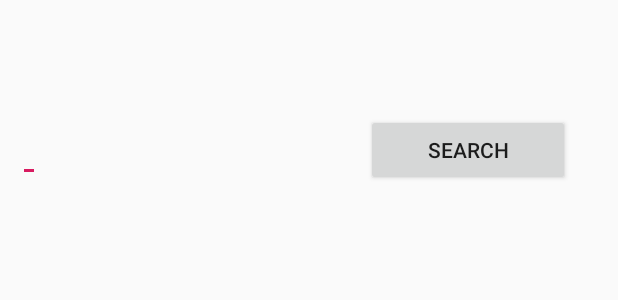
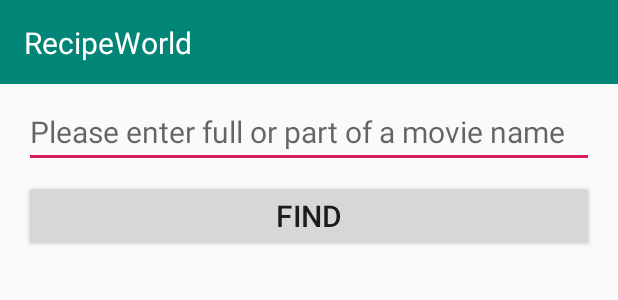
Before and after one commit to som1361/OrganicWorld, an Android app: the layout activity_recipe_search.xml on its own in the app's theme, with its tools: preview values and no code run, on a phone screen of 412 x 824 dp. Shown: the top 300 px of the screen. Run offline under Robolectric (Android 15) with nearby library versions, the phone set to English and light mode, and no system bars; network calls fail.

```diff
--- a/app/src/main/AndroidManifest.xml
+++ b/app/src/main/AndroidManifest.xml
@@ -2,6 +2,7 @@
 <manifest xmlns:android="http://schemas.android.com/apk/res/android"
           package="com.example.recipeworld">
 
+    <uses-permission android:name="android.permission.INTERNET"/>
     <application
             android:allowBackup="true"
             android:icon="@mipmap/ic_launcher"
@@ -9,13 +10,14 @@
             android:roundIcon="@mipmap/ic_launcher_round"
             android:supportsRtl="true"
             android:theme="@style/AppTheme">
-        <activity android:name=".view.MainActivity">
+        <activity android:name=".view.RecipeSearchActivity">
             <intent-filter>
                 <action android:name="android.intent.action.MAIN"/>
 
                 <category android:name="android.intent.category.LAUNCHER"/>
             </intent-filter>
         </activity>
+        <activity android:name=".view.RecipeDetailActivity"></activity>
     </application>
 
 </manifest>
--- /dev/null
+++ b/app/src/main/java/com/example/recipeworld/model/Entity/RecipeDetailDTO.kt
@@ -0,0 +1,6 @@
+package com.example.recipeworld.model.Entity
+
+object RecipeDetailDTO {
+    data class Result(val recipe: Recipe)
+    data class Recipe(val image_url: String, val title: String, val social_rank: Double, val publisher: String, val ingredients: String)
+}
--- a/app/src/main/java/com/example/recipeworld/model/RecipeSearchModel.kt
+++ /dev/null
@@ -1,4 +0,0 @@
-package com.example.recipeworld.model
-
-class RecipeSearchModel {
-}
--- a/app/src/main/res/layout/activity_recipe_search.xml
+++ b/app/src/main/res/layout/activity_recipe_search.xml
@@ -1,46 +1,80 @@
 <?xml version="1.0" encoding="utf-8"?>
-<android.support.constraint.ConstraintLayout
-        xmlns:android="http://schemas.android.com/apk/res/android"
-        xmlns:tools="http://schemas.android.com/tools"
-        xmlns:app="http://schemas.android.com/apk/res-auto"
-        android:layout_width="match_parent"
-        android:layout_margin="16dp"
-        android:layout_height="match_parent"
-        tools:context=".view.RecipeSearchActivity">
-    <Button
-            android:id="@+id/searchBtn"
-            android:text="Search"
-            android:layout_width="136dp"
-            android:layout_height="wrap_content"
-            app:layout_constraintEnd_toEndOf="parent" android:layout_marginEnd="16dp" android:layout_marginRight="16dp"
-            android:layout_marginTop="60dp" app:layout_constraintTop_toTopOf="parent"/>
+<android.support.constraint.ConstraintLayout xmlns:android="http://schemas.android.com/apk/res/android"
+                                             xmlns:app="http://schemas.android.com/apk/res-auto"
+                                             xmlns:tools="http://schemas.android.com/tools"
+                                             android:layout_width="match_parent"
+                                             android:layout_height="match_parent"
+                                             tools:context="com.example.recipeworld.view.RecipeSearchActivity">
+
+    <android.support.v7.widget.Toolbar
+            android:id="@+id/main_toolbar"
+            style="@style/appToolbar"
+            android:layout_width="match_parent"
+            android:layout_height="?android:attr/actionBarSize">
+
+        <android.support.constraint.ConstraintLayout
+                android:layout_width="match_parent"
+                android:layout_height="match_parent">
+
+            <TextView
+                    style="@style/actionbarTitle"
+                    android:layout_width="wrap_content"
+                    android:layout_height="wrap_content"
+                    android:text="@string/app_name"
+                    app:layout_constraintBottom_toBottomOf="parent"
+                    app:layout_constraintTop_toTopOf="parent" />
+
+        </android.support.constraint.ConstraintLayout>
+    </android.support.v7.widget.Toolbar>
 
     <EditText
             android:id="@+id/keyword"
-            android:layout_width="wrap_content"
+            android:layout_width="0dp"
             android:layout_height="wrap_content"
-            app:layout_constraintStart_toStartOf="parent" android:layout_marginLeft="8dp"
-            android:layout_marginStart="8dp" app:layout_constraintEnd_toStartOf="parent"
-            app:layout_constraintEnd_toEndOf="@id/searchBtn"
-            android:layout_marginEnd="8dp" android:layout_marginRight="8dp" android:layout_marginTop="60dp"
-            app:layout_constraintTop_toTopOf="parent" app:layout_constraintHorizontal_bias="0.0"/>
+            android:layout_marginEnd="16dp"
+            android:layout_marginStart="16dp"
+            android:layout_marginTop="8dp"
+            android:hint="Please enter full or part of a movie name"
+            android:textSize="20sp"
+            app:layout_constraintLeft_toLeftOf="parent"
+            app:layout_constraintRight_toRightOf="parent"
+            app:layout_constraintTop_toBottomOf="@id/main_toolbar" />
+
+    <Button
+            android:id="@+id/searchBtn"
+            android:layout_width="0dp"
+            android:layout_height="wrap_content"
+            android:layout_marginEnd="16dp"
+            android:layout_marginStart="16dp"
+            android:layout_marginTop="8dp"
+            android:text="FIND"
+            android:textSize="20sp"
+            app:layout_constraintLeft_toLeftOf="parent"
+            app:layout_constraintRight_toRightOf="parent"
+            app:layout_constraintTop_toBottomOf="@id/keyword" />
 
     <android.support.v7.widget.RecyclerView
-            android:id="@+id/recipeList"
-            android:layout_width="match_parent"
-            android:layout_height="match_parent"
-            app:layout_constraintBottom_toBottomOf="@+id/searchBtn"
-            app:layout_constraintEnd_toStartOf="parent"
-            app:layout_constraintTop_toBottomOf="@id/searchBtn"
-    ></android.support.v7.widget.RecyclerView>
+            android:id="@+id/recipe_RecyclerView"
+            android:layout_width="0dp"
+            android:layout_height="0dp"
+            android:layout_marginEnd="16dp"
+            android:layout_marginStart="16dp"
+            android:layout_marginTop="8dp"
+            android:orientation="vertical"
+            app:layoutManager="android.support.v7.widget.LinearLayoutManager"
+            app:layout_constraintBottom_toBottomOf="parent"
+            app:layout_constraintEnd_toEndOf="parent"
+            app:layout_constraintStart_toStartOf="parent"
+            app:layout_constraintTop_toBottomOf="@id/searchBtn" />
 
     <ProgressBar
             android:id="@+id/progressBar"
             android:layout_width="wrap_content"
-            android:layout_height="wrap_content" app:layout_constraintEnd_toEndOf="parent"
-            app:layout_constraintTop_toTopOf="parent" app:layout_constraintStart_toStartOf="parent"
+            android:layout_height="wrap_content"
             app:layout_constraintBottom_toBottomOf="parent"
-            android:visibility="gone"/>
-
+            app:layout_constraintEnd_toEndOf="parent"
+            app:layout_constraintStart_toStartOf="parent"
+            android:visibility="gone"
+            app:layout_constraintTop_toBottomOf="@id/searchBtn" />
 
 </android.support.constraint.ConstraintLayout>
--- a/app/src/main/res/values/styles.xml
+++ b/app/src/main/res/values/styles.xml
@@ -1,11 +1,21 @@
 <resources>
 
     <!-- Base application theme. -->
-    <style name="AppTheme" parent="Theme.AppCompat.Light.DarkActionBar">
+    <style name="AppTheme" parent="Theme.AppCompat.Light.NoActionBar">
         <!-- Customize your theme here. -->
         <item name="colorPrimary">@color/colorPrimary</item>
         <item name="colorPrimaryDark">@color/colorPrimaryDark</item>
         <item name="colorAccent">@color/colorAccent</item>
     </style>
 
+    <style name="appToolbar" parent="Widget.AppCompat.Toolbar">
+        <item name="android:background">@color/colorPrimary</item>
+    </style>
+
+    <style name="actionbarTitle">
+        <item name="android:textColor">#ffffff</item>
+        <item name="android:textSize">20sp</item>
+        <item name="android:layout_marginLeft">16dp</item>
+    </style>
+
 </resources>
--- a/build.gradle
+++ b/build.gradle
@@ -8,7 +8,7 @@ buildscript {
 
     }
     dependencies {
-        classpath 'com.android.tools.build:gradle:3.3.2'
+        classpath 'com.android.tools.build:gradle:3.4.0'
         classpath "org.jetbrains.kotlin:kotlin-gradle-plugin:$kotlin_version"
         // NOTE: Do not place your application dependencies here; they belong
         // in the individual module build.gradle files
```
Also changed, not shown: app/build.gradle (+8 -0 lines), app/src/main/java/com/example/recipeworld/model/Entity/RecipeSearchDTO.kt (added, +7 -0 lines), app/src/main/java/com/example/recipeworld/model/RecipeModel.kt (added, +28 -0 lines), app/src/main/java/com/example/recipeworld/model/Service/RecipeService.kt (added, +31 -0 lines), app/src/main/java/com/example/recipeworld/utils/Extensions.kt (added, +10 -0 lines), app/src/main/java/com/example/recipeworld/view/RecipeAdapter.kt (added, +53 -0 lines), app/src/main/java/com/example/recipeworld/view/RecipeDetailActivity.kt (added, +39 -0 lines), app/src/main/java/com/example/recipeworld/view/RecipeSearchActivity.kt (+48 -2 lines), app/src/main/java/com/example/recipeworld/viewmodel/RecipeDetailViewModel.kt (added, +43 -0 lines), app/src/main/java/com/example/recipeworld/viewmodel/RecipeSearchViewModel.kt (+35 -3 lines), app/src/main/res/layout/recipe_item.xml (added, +36 -0 lines), gradle/wrapper/gradle-wrapper.properties.
